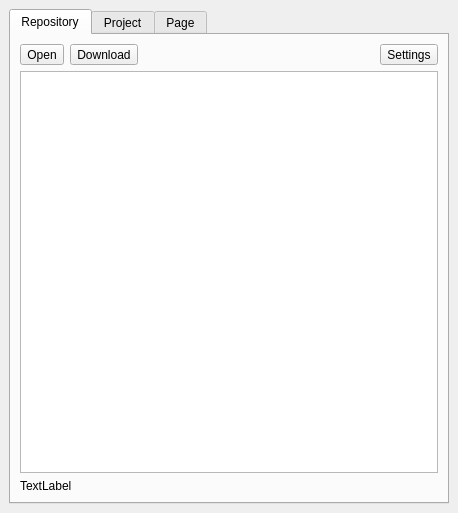
Riverscapes/RiverscapesToolbar, file dockwidget.ui: the form before one commit.
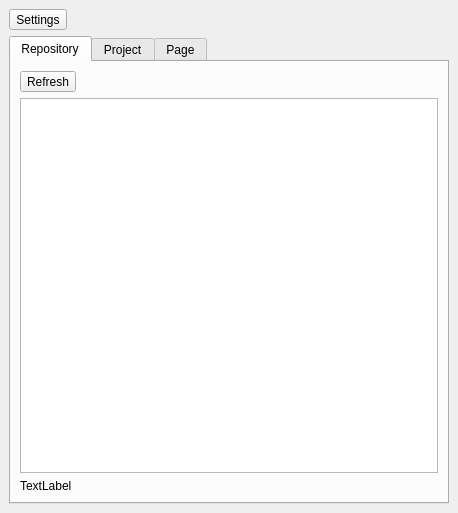
The form after the commit.

Patch:
```diff
--- a/dockwidget.ui
+++ b/dockwidget.ui
@@ -13,7 +13,7 @@
   <property name="minimumSize">
    <size>
     <width>336</width>
-    <height>479</height>
+    <height>505</height>
    </size>
   </property>
   <property name="windowTitle">
@@ -21,6 +21,13 @@
   </property>
   <widget class="QWidget" name="dockWidgetContents">
    <layout class="QVBoxLayout" name="verticalLayout">
+    <item>
+     <widget class="QToolButton" name="btnSettings">
+      <property name="text">
+       <string>Settings</string>
+      </property>
+     </widget>
+    </item>
     <item>
      <widget class="QTabWidget" name="tabWidget">
       <property name="currentIndex">
@@ -36,21 +43,8 @@
           <item>
            <widget class="QToolButton" name="btnOpen">
             <property name="text">
-             <string>Open</string>
+             <string>Refresh</string>
             </property>
-            <attribute name="buttonGroup">
-             <string notr="true">buttonGroup</string>
-            </attribute>
-           </widget>
-          </item>
-          <item>
-           <widget class="QToolButton" name="btnDownload">
-            <property name="text">
-             <string>Download</string>
-            </property>
-            <attribute name="buttonGroup">
-             <string notr="true">buttonGroup</string>
-            </attribute>
            </widget>
           </item>
           <item>
@@ -66,13 +60,6 @@
             </property>
            </spacer>
           </item>
-          <item>
-           <widget class="QToolButton" name="btnSettings">
-            <property name="text">
-             <string>Settings</string>
-            </property>
-           </widget>
-          </item>
          </layout>
         </item>
         <item>
```
Left out of the diff: 2 changed lines with no effect on the pictures.
